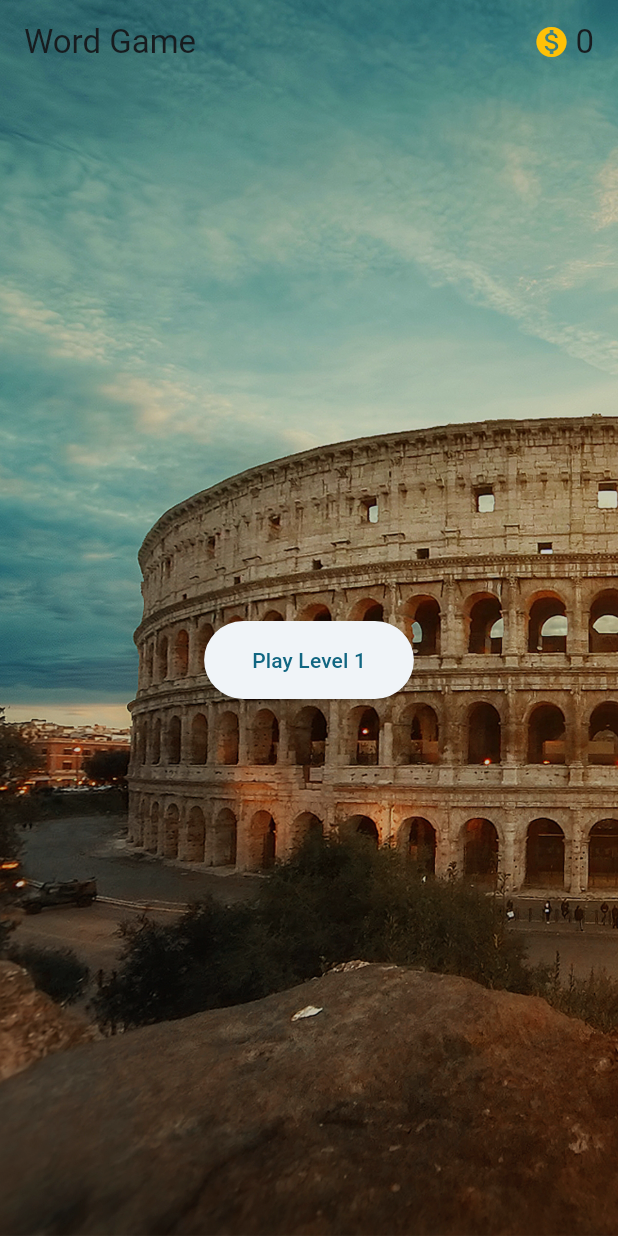
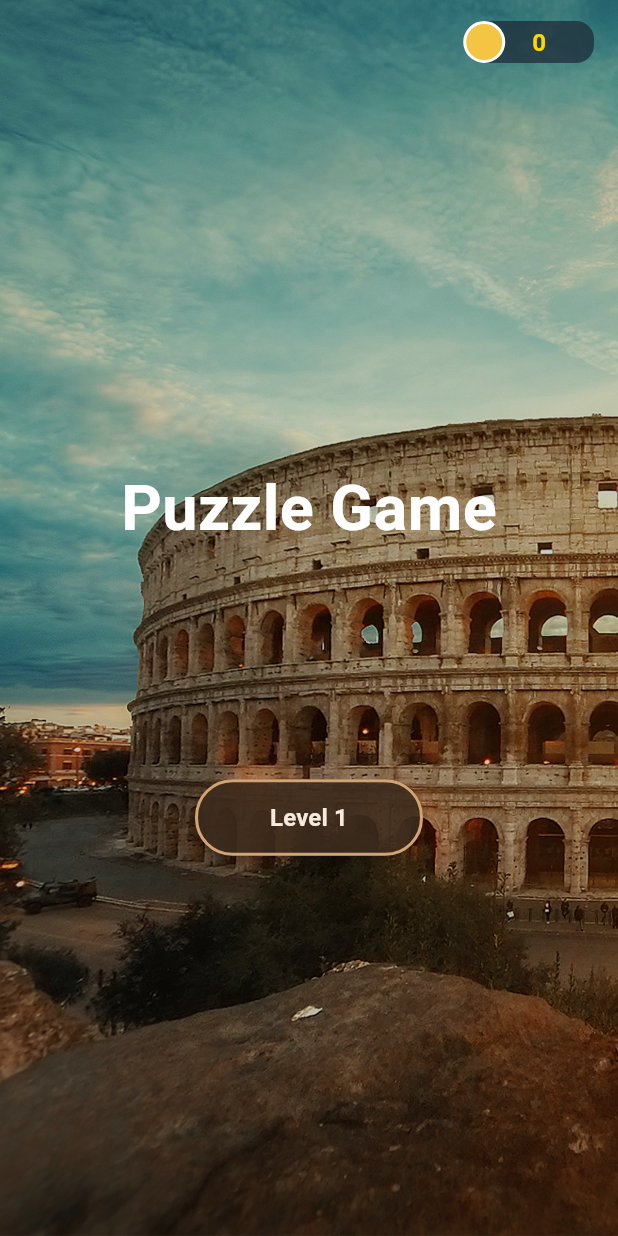
Before and after one commit to it185218/zenwordflutter, a Flutter app: the screen it shows after launch, on a phone screen of 412 x 824 dp. Run offline on Flutter 3.47's test engine with Material 3 defaults, Android fonts, the phone set to English and light mode, and no system bars; our stand-ins replace flutter_bloc, isar; accounts and stored records are empty; generated files the repository leaves out were written again.

Commit message:
add button and coin designs

```diff
--- a/lib/presentation/pages/home_page.dart
+++ b/lib/presentation/pages/home_page.dart
@@ -6,6 +6,8 @@ import '../../logic/blocs/coin/coin_state.dart';
 import '../../logic/blocs/level/level_bloc.dart';
 import '../../logic/blocs/level/level_state.dart';
 import '../widgets/background_scaffold.dart';
+import '../widgets/coin_container.dart';
+import '../widgets/level_button.dart';
 import 'game_page.dart';
 
 class HomePage extends StatelessWidget {
@@ -16,17 +18,13 @@ class HomePage extends StatelessWidget {
     return AppScaffold(
       appBar: AppBar(
         title: Row(
-          mainAxisAlignment: MainAxisAlignment.spaceBetween,
+          mainAxisAlignment: MainAxisAlignment.end,
           children: [
-            const Text('Word Game'),
             BlocBuilder<CoinBloc, CoinState>(
               builder: (context, state) {
                 return Row(
-                  children: [
-                    const Icon(Icons.monetization_on, color: Colors.amber),
-                    const SizedBox(width: 4),
-                    Text('${state.coins}'),
-                  ],
+                  mainAxisAlignment: MainAxisAlignment.end,
+                  children: [CoinContainer(text: '${state.coins}')],
                 );
               },
             ),
@@ -35,10 +33,24 @@ class HomePage extends StatelessWidget {
         backgroundColor: Colors.transparent,
         surfaceTintColor: Colors.transparent,
       ),
-      child: Center(
+      child: Column(
+        mainAxisAlignment: MainAxisAlignment.center,
+        crossAxisAlignment: CrossAxisAlignment.center,
+        children: [
+          Text(
+            'Puzzle Game',
+            style: TextStyle(
+              fontSize: 42,
+              fontWeight: FontWeight.w600,
+              color: Colors.white,
+            ),
+          ),
+          const SizedBox(height: 150),
+          Center(
             child: BlocBuilder<LevelBloc, LevelState>(
               builder: (context, state) {
-            return ElevatedButton(
+                return LevelButton(
+                  text: 'Level ${state.currentLevel}',
                   onPressed: () {
                     Navigator.of(context).push(
                       MaterialPageRoute(
@@ -46,17 +58,12 @@ class HomePage extends StatelessWidget {
                       ),
                     );
                   },
-              style: ElevatedButton.styleFrom(
-                padding: const EdgeInsets.symmetric(
-                  horizontal: 32,
-                  vertical: 16,
-                ),
-              ),
-              child: Text('Play Level ${state.currentLevel}'),
                 );
               },
             ),
           ),
+        ],
+      ),
     );
   }
 }
--- /dev/null
+++ b/lib/presentation/widgets/coin_container.dart
@@ -0,0 +1,68 @@
+import 'package:flutter/material.dart';
+import '../../core/utils/color_library.dart';
+
+class CoinContainer extends StatelessWidget {
+  final String text;
+
+  const CoinContainer({super.key, required this.text});
+
+  @override
+  Widget build(BuildContext context) {
+    return Stack(
+      clipBehavior: Clip.none,
+      children: [
+        Row(
+          children: [
+            const SizedBox(width: 40),
+            Row(
+              crossAxisAlignment: CrossAxisAlignment.center,
+              mainAxisAlignment: MainAxisAlignment.center,
+              children: [
+                Container(
+                  padding: const EdgeInsets.symmetric(
+                    horizontal: 32,
+                    vertical: 4,
+                  ),
+                  decoration: BoxDecoration(
+                    color: ColorLibrary.coinContainer,
+                    borderRadius: const BorderRadius.only(
+                      topRight: Radius.circular(12),
+                      bottomRight: Radius.circular(12),
+                    ),
+                  ),
+                  child: Text(
+                    text,
+                    style: const TextStyle(
+                      fontSize: 16,
+                      fontWeight: FontWeight.w600,
+                      color: ColorLibrary.coinText,
+                    ),
+                  ),
+                ),
+              ],
+            ),
+          ],
+        ),
+
+        // Circle overlapping the left edge
+        Positioned(
+          left: 0,
+          top: 0,
+          bottom: 0,
+          child: Center(
+            child: Container(
+              width: 80,
+              height: 80,
+              decoration: BoxDecoration(
+                color: ColorLibrary.coin,
+                shape: BoxShape.circle,
+                border: Border.all(color: Colors.white, width: 2),
+              ),
+              child: const Center(), // You can add content here if needed
+            ),
+          ),
+        ),
+      ],
+    );
+  }
+}
--- /dev/null
+++ b/lib/presentation/widgets/level_button.dart
@@ -0,0 +1,29 @@
+import 'package:flutter/material.dart';
+
+import '../../core/utils/color_library.dart';
+
+class LevelButton extends StatelessWidget {
+  final VoidCallback onPressed;
+  final String text;
+
+  const LevelButton({super.key, required this.onPressed, required this.text});
+
+  @override
+  Widget build(BuildContext context) {
+    return ElevatedButton(
+      onPressed: onPressed,
+      style: ElevatedButton.styleFrom(
+        backgroundColor: ColorLibrary.button,
+        foregroundColor: ColorLibrary.buttonText,
+        elevation: 2,
+        side: const BorderSide(color: ColorLibrary.buttonBorder, width: 2),
+        shape: RoundedRectangleBorder(borderRadius: BorderRadius.circular(25)),
+        padding: const EdgeInsets.symmetric(horizontal: 50, vertical: 14),
+      ),
+      child: Text(
+        text,
+        style: const TextStyle(fontSize: 16, fontWeight: FontWeight.w600),
+      ),
+    );
+  }
+}
```
Lines whose indentation alone changed are shown as unchanged.
